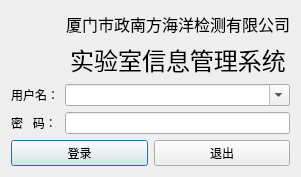
Above: src/Client/loginui.ui from hcc01/ELIMS before the change. Below: the same form after it.
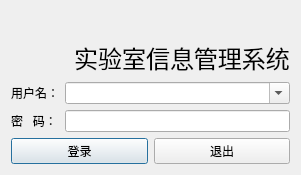
That is the form after the change. Icons and pictures are not drawn.

What changed in the file:
```diff
--- a/src/Client/loginui.ui
+++ b/src/Client/loginui.ui
@@ -7,13 +7,13 @@
     <x>0</x>
     <y>0</y>
     <width>301</width>
-    <height>165</height>
+    <height>160</height>
    </rect>
   </property>
   <property name="windowTitle">
    <string>Dialog</string>
   </property>
-  <layout class="QVBoxLayout" name="verticalLayout">
+  <layout class="QVBoxLayout" name="verticalLayout" stretch="1,0,0">
    <item>
     <layout class="QGridLayout" name="gridLayout">
      <property name="topMargin">
@@ -28,7 +28,7 @@
         </font>
        </property>
        <property name="text">
-        <string>厦门市政南方海洋检测有限公司</string>
+        <string/>
        </property>
       </widget>
      </item>
```
Left out of the diff: 4 changed lines with no effect on the pictures.
